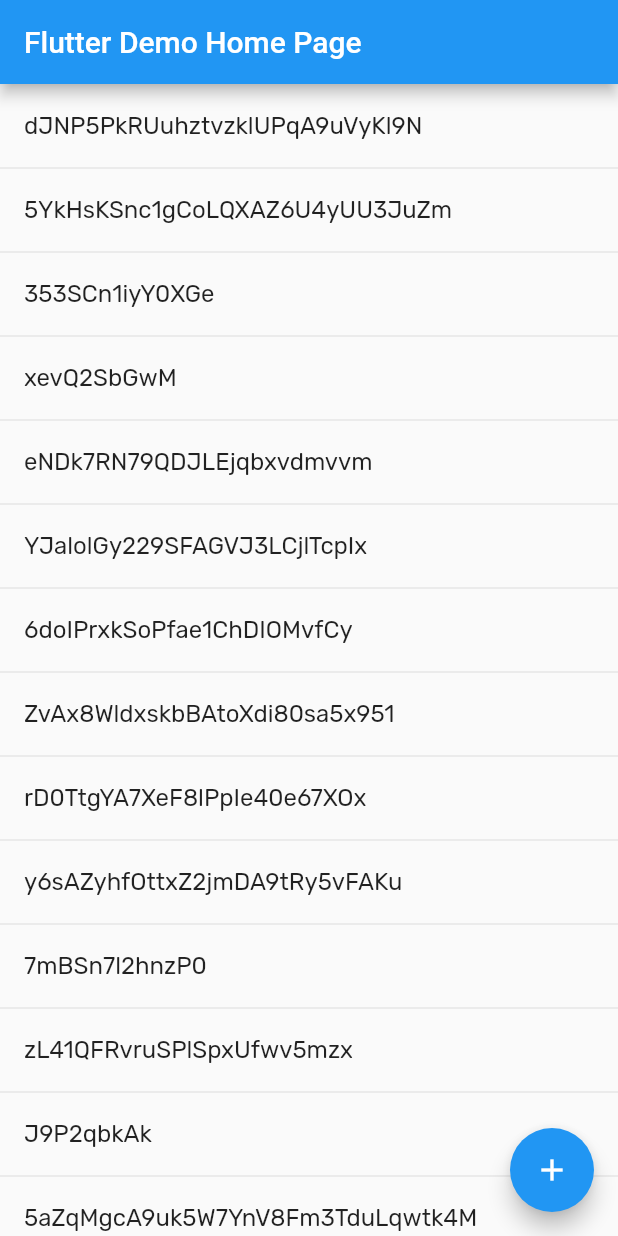
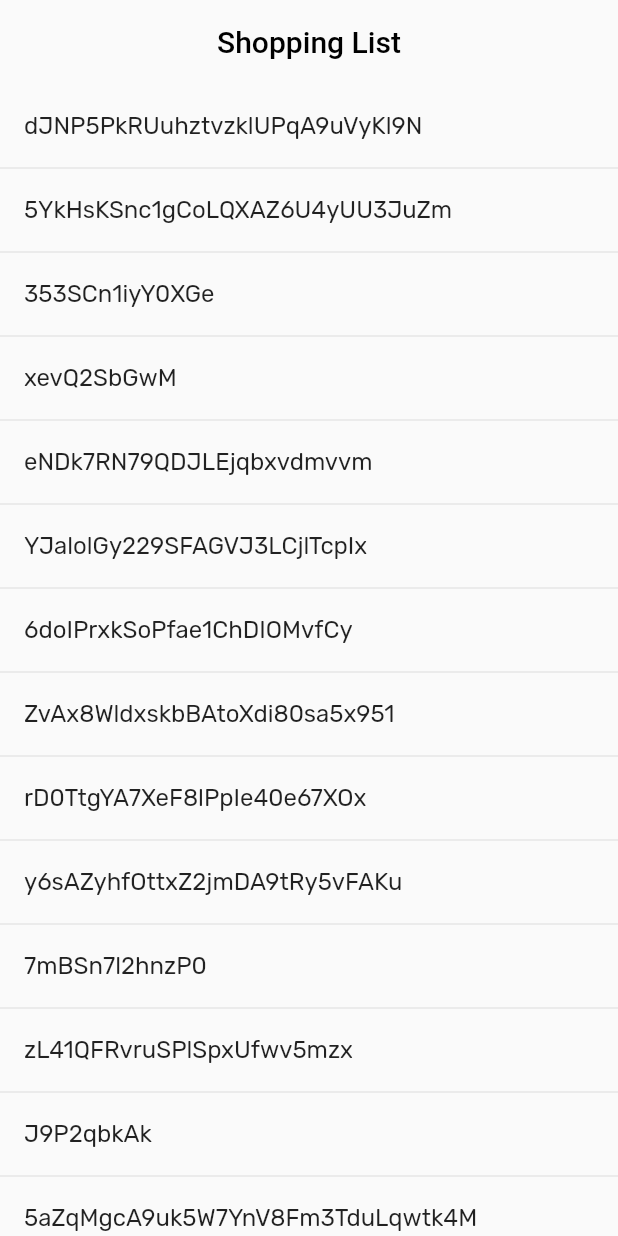
Before and after one commit to agnosticful/daddy-flutter, a Flutter app: the screen it shows after launch, on a phone screen of 412 x 824 dp. Run offline on Flutter 3.47's test engine with Material 2 defaults, Android fonts, the phone set to English and light mode, and no system bars; our stand-ins replace flutter_icons, random_string; project files that could hold a hidden picture were left out.

Commit message:
Replace home screen with NecessityListScreen

```diff
--- a/lib/main.dart
+++ b/lib/main.dart
@@ -4,69 +4,14 @@ import 'package:flutter/material.dart';
 void main() => runApp(MyApp());
 
 class MyApp extends StatelessWidget {
-  // This widget is the root of your application.
   @override
   Widget build(BuildContext context) {
     return MaterialApp(
       title: 'Flutter Demo',
       theme: ThemeData(
-        // This is the theme of your application.
-        //
-        // Try running your application with "flutter run". You'll see the
-        // application has a blue toolbar. Then, without quitting the app, try
-        // changing the primarySwatch below to Colors.green and then invoke
-        // "hot reload" (press "r" in the console where you ran "flutter run",
-        // or simply save your changes to "hot reload" in a Flutter IDE).
-        // Notice that the counter didn't reset back to zero; the application
-        // is not restarted.
         primarySwatch: Colors.blue,
       ),
-      home: MyHomePage(title: 'Flutter Demo Home Page'),
+      home: NecessityListScreen(),
     );
   }
 }
-
-class MyHomePage extends StatefulWidget {
-  MyHomePage({Key key, this.title}) : super(key: key);
-
-  // This widget is the home page of your application. It is stateful, meaning
-  // that it has a State object (defined below) that contains fields that affect
-  // how it looks.
-
-  // This class is the configuration for the state. It holds the values (in this
-  // case the title) provided by the parent (in this case the App widget) and
-  // used by the build method of the State. Fields in a Widget subclass are
-  // always marked "final".
-
-  final String title;
-
-  @override
-  _MyHomePageState createState() => _MyHomePageState();
-}
-
-class _MyHomePageState extends State<MyHomePage> {
-  @override
-  Widget build(BuildContext context) {
-    // This method is rerun every time setState is called, for instance as done
-    // by the _incrementCounter method above.
-    //
-    // The Flutter framework has been optimized to make rerunning build methods
-    // fast, so that you can just rebuild anything that needs updating rather
-    // than having to individually change instances of widgets.
-    return Scaffold(
-      appBar: AppBar(
-        // Here we take the value from the MyHomePage object that was created by
-        // the App.build method, and use it to set our appbar title.
-        title: Text(widget.title),
-      ),
-      body: NecessityListView(),
-      floatingActionButton: FloatingActionButton(
-        onPressed: () {
-          print('yeah');
-        },
-        tooltip: 'Yeah',
-        child: Icon(Icons.add),
-      ), // This trailing comma makes auto-formatting nicer for build methods.
-    );
-  }
-}
--- a/lib/widget.dart
+++ b/lib/widget.dart
@@ -1 +1 @@
-export './widget/necessity_list_view.dart';
+export './widget/necessity_list_screen.dart';
--- /dev/null
+++ b/lib/widget/necessity_list_screen.dart
@@ -0,0 +1,158 @@
+import 'dart:math' as math;
+import 'package:daddy/domain.dart' show Necessity, NecessityList;
+import 'package:daddy/service.dart' show FakeNecessityRepository;
+import 'package:flutter_icons/flutter_icons.dart';
+import 'package:flutter/material.dart';
+
+class NecessityListScreen extends StatefulWidget {
+  @override
+  State<NecessityListScreen> createState() => _NecessityListScreenState();
+}
+
+class _NecessityListScreenState extends State<NecessityListScreen> {
+  NecessityList _necessityList;
+
+  @override
+  void initState() {
+    super.initState();
+
+    FakeNecessityRepository()
+        .getPrimaryNecessityList()
+        .then((necessityList) => setState(() {
+              _necessityList = necessityList;
+            }));
+  }
+
+  @override
+  Widget build(BuildContext context) => Scaffold(
+        body: CustomScrollView(
+          slivers: [
+            SliverAppBar(
+              title: Text(
+                'Shopping List',
+                style: TextStyle(
+                  color: Colors.black,
+                ),
+              ),
+              backgroundColor: Theme.of(context).scaffoldBackgroundColor,
+              centerTitle: true,
+              elevation: 1,
+              floating: true,
+              snap: true,
+            ),
+            _necessityList == null
+                ? SliverList(
+                    delegate: SliverChildListDelegate([]),
+                  )
+                : SliverList(
+                    delegate: SliverChildBuilderDelegate(
+                      (context, i) => i.isOdd
+                          ? _NecessityListViewItem(
+                              key: Key(_necessityList.necessities[i ~/ 2].id),
+                              necessity: _necessityList.necessities[i ~/ 2],
+                              onTap: () {},
+                              onDone: () => _onNecessityDone(
+                                  _necessityList.necessities[i ~/ 2]),
+                              onDeleted: () => _onNecessityDeleted(
+                                  _necessityList.necessities[i ~/ 2]),
+                            )
+                          : Divider(
+                              key: Key("div$i"),
+                              height: 0,
+                            ),
+                      childCount: math.max(
+                          0, _necessityList.necessities.length * 2 - 1),
+                    ),
+                  ),
+          ],
+        ),
+      );
+
+  void _onNecessityDone(Necessity necessity) {
+    print('done: ${necessity.name}');
+
+    setState(() {
+      _necessityList = _necessityList.delete(necessity);
+    });
+  }
+
+  void _onNecessityDeleted(Necessity necessity) {
+    print('deleted: ${necessity.name}');
+
+    setState(() {
+      _necessityList = _necessityList.delete(necessity);
+    });
+  }
+}
+
+class _NecessityListViewItem extends StatelessWidget {
+  _NecessityListViewItem({
+    @required this.necessity,
+    @required this.onTap,
+    @required this.onDone,
+    @required this.onDeleted,
+    @required Key key,
+  })  : assert(necessity != null),
+        assert(onTap != null),
+        assert(onDone != null),
+        assert(onDeleted != null),
+        super(key: key);
+
+  final Necessity necessity;
+
+  final VoidCallback onTap;
+
+  final VoidCallback onDone;
+
+  final VoidCallback onDeleted;
+
+  @override
+  Widget build(BuildContext context) => Dismissible(
+        key: key,
+        background: Container(
+          decoration: BoxDecoration(
+            color: Color(0xff1dd1a1),
+          ),
+          child: Row(
+            children: [
+              SizedBox.fromSize(size: Size.fromWidth(24)),
+              Icon(
+                Feather.getIconData('check'),
+                color: Color(0xffffffff),
+              ),
+              Spacer(),
+            ],
+          ),
+        ),
+        secondaryBackground: Container(
+          decoration: BoxDecoration(
+            color: Color(0xffff6b6b),
+          ),
+          child: Row(
+            children: [
+              Spacer(),
+              Icon(
+                Feather.getIconData('trash'),
+                color: Color(0xffffffff),
+              ),
+              SizedBox.fromSize(size: Size.fromWidth(24)),
+            ],
+          ),
+        ),
+        onDismissed: _onDismiss,
+        child: ListTile(
+          title: Text(
+            necessity.name,
+            style: TextStyle(
+              fontFamily: 'Rubik',
+            ),
+          ),
+          onTap: onTap,
+        ),
+      );
+
+  void _onDismiss(DismissDirection direction) =>
+      direction == DismissDirection.startToEnd ? onDone() : onDeleted();
+}
+
+typedef void NecessityCallback(Necessity necessity);
--- a/lib/widget/necessity_list_view.dart
+++ /dev/null
@@ -1,140 +0,0 @@
-import 'package:daddy/domain.dart' show Necessity, NecessityList;
-import 'package:daddy/service.dart' show FakeNecessityRepository;
-import 'package:flutter_icons/flutter_icons.dart';
-import 'package:flutter/material.dart';
-
-class NecessityListView extends StatefulWidget {
-  @override
-  State<NecessityListView> createState() => _NecessityListViewState();
-}
-
-class _NecessityListViewState extends State<NecessityListView> {
-  final _refreshIndicatorKey = GlobalKey<RefreshIndicatorState>();
-
-  NecessityList _necessityList;
-
-  @override
-  void initState() {
-    super.initState();
-
-    FakeNecessityRepository()
-        .getPrimaryNecessityList()
-        .then((necessityList) => setState(() {
-              _necessityList = necessityList;
-            }));
-  }
-
-  @override
-  Widget build(BuildContext context) => _necessityList != null
-      ? RefreshIndicator(
-          key: _refreshIndicatorKey,
-          color: Color(0xff1dd1a1),
-          onRefresh: _onRefresh,
-          child: ListView.separated(
-            itemBuilder: (context, i) => _NecessityListViewItem(
-                  key: Key(_necessityList.necessities[i].id),
-                  necessity: _necessityList.necessities[i],
-                  onDismiss: _onDismissItem,
-                ),
-            separatorBuilder: (context, i) => Divider(height: 0),
-            itemCount: _necessityList.necessities.length,
-          ),
-        )
-      : Container();
-
-  Future<void> _onRefresh() async {
-    final necessityList =
-        await FakeNecessityRepository().getPrimaryNecessityList();
-
-    await Future.delayed(Duration(milliseconds: 750));
-
-    setState(() {
-      _necessityList = necessityList;
-    });
-  }
-
-  void _onDismissItem(DismissDirection direction, Necessity necessity) {
-    setState(() {
-      _necessityList = _necessityList.delete(necessity);
-    });
-  }
-}
-
-class _NecessityListViewItem extends StatelessWidget {
-  _NecessityListViewItem(
-      {@required this.necessity, @required this.onDismiss, @required Key key})
-      : assert(necessity != null),
-        assert(onDismiss != null),
-        super(key: key);
-
-  final Necessity necessity;
-
-  final DismissCallback onDismiss;
-
-  @override
-  Widget build(BuildContext context) => Dismissible(
-        key: key,
-        background: Container(
-          decoration: BoxDecoration(
-            color: Color(0xff1dd1a1),
-          ),
-          child: Row(
-            children: [
-              SizedBox.fromSize(size: Size.fromWidth(16)),
-              Icon(
-                Feather.getIconData('check'),
-                color: Color(0xffffffff),
-              ),
-              SizedBox.fromSize(size: Size.fromWidth(8)),
-              Text(
-                'Done',
-                style: TextStyle(
-                  color: Color(0xffffffff),
-                  fontFamily: 'Montserrat',
-                  fontWeight: FontWeight.w600,
-                ),
-              ),
-              Spacer(),
-            ],
-          ),
-        ),
-        secondaryBackground: Container(
-          decoration: BoxDecoration(
-            color: Color(0xff1dd1a1),
-          ),
-          child: Row(
-            children: [
-              Spacer(),
-              Text(
-                'Done',
-                style: TextStyle(
-                  color: Color(0xffffffff),
-                  fontFamily: 'Montserrat',
-                  fontWeight: FontWeight.w600,
-                ),
-              ),
-              SizedBox.fromSize(size: Size.fromWidth(8)),
-              Icon(
-                Feather.getIconData('check'),
-                color: Color(0xffffffff),
-              ),
-              SizedBox.fromSize(size: Size.fromWidth(16)),
-            ],
-          ),
-        ),
-        onDismissed: _onDismiss,
-        child: ListTile(
-          title: Text(
-            necessity.name,
-            style: TextStyle(
-              fontFamily: 'Rubik',
-            ),
-          ),
-        ),
-      );
-
-  void _onDismiss(DismissDirection direction) =>
-      onDismiss(direction, necessity);
-}
-
-typedef void DismissCallback(DismissDirection direction, Necessity necessity);
```
